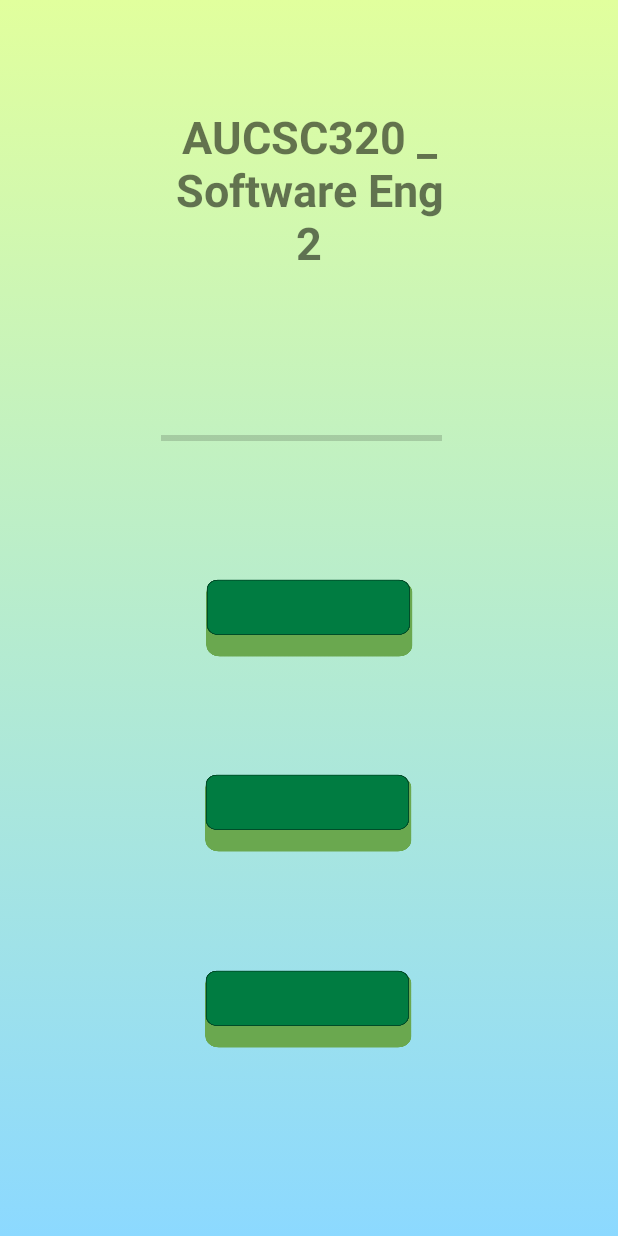
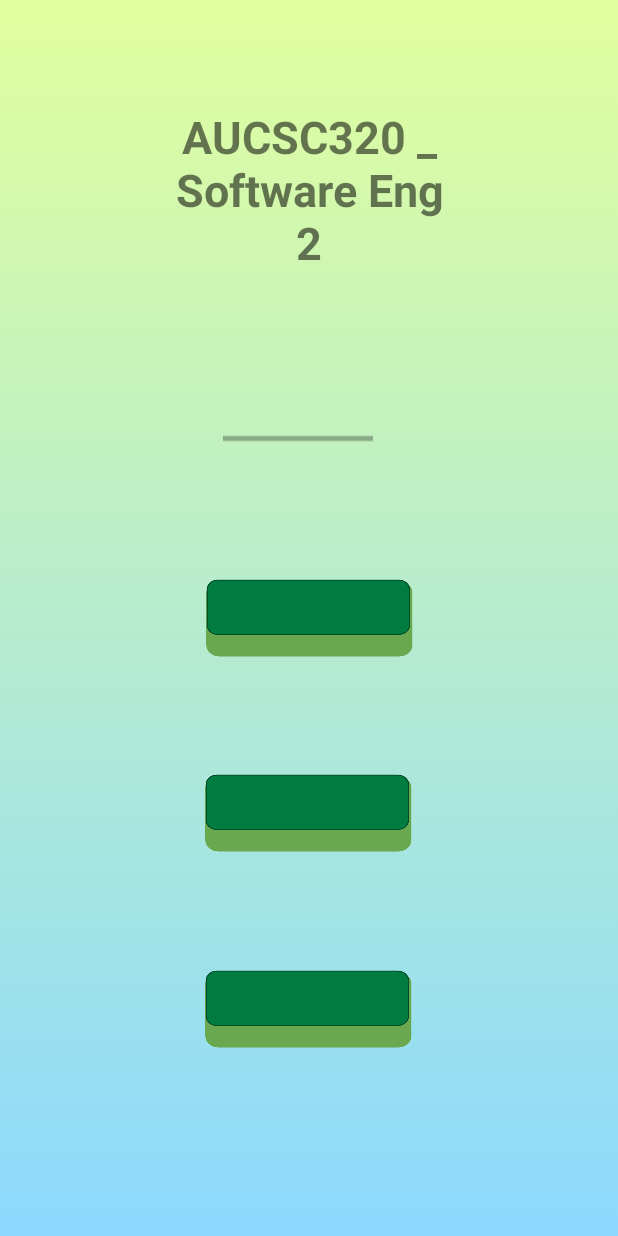
Before and after one commit to joeguy57/personalWasteSort, an Android app: the screen it shows after launch (MainActivity), on a phone screen of 412 x 824 dp. Run offline under Robolectric (Android 15) with nearby library versions, the phone set to English and light mode, and no system bars; Roboto replaces fonts that are not available here.

Commit message:
made minor edits

```diff
--- a/app/src/main/res/layout/activity_main.xml
+++ b/app/src/main/res/layout/activity_main.xml
@@ -58,16 +58,18 @@
 
     <ProgressBar
         android:id="@+id/progressBar"
-        style="?android:attr/progressBarStyleHorizontal"
+        style="@android:style/Widget.Holo.Light.ProgressBar.Horizontal"
         android:layout_width="187dp"
         android:layout_height="54dp"
         android:max="100"
         android:progress="0"
+        android:scrollbarSize="10dp"
         app:layout_constraintBottom_toBottomOf="parent"
         app:layout_constraintEnd_toEndOf="parent"
         app:layout_constraintHorizontal_bias="0.477"
         app:layout_constraintStart_toStartOf="parent"
         app:layout_constraintTop_toTopOf="parent"
-        app:layout_constraintVertical_bias="0.345" />
+        app:layout_constraintVertical_bias="0.345"
+        app:layout_constraintWidth_max="100dp" />
 
 </androidx.constraintlayout.widget.ConstraintLayout>
```
